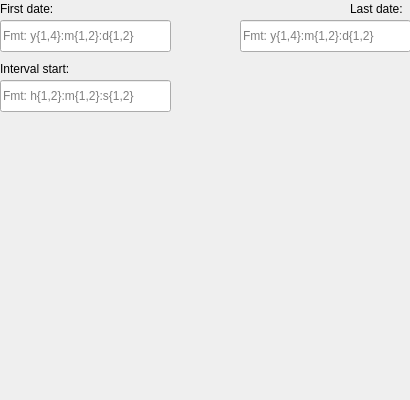
Above: appointment_request_widget.ui from YFL/appointy_appointment_and_request_creator before the change. Below: the same form after it.
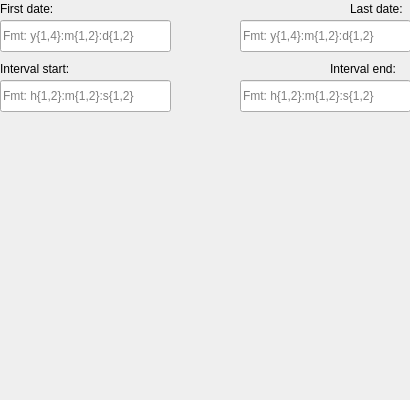
That is the form after the change.

Commit message:
... Interval end in AppointmentRequestWidget
 On branch master
 Changes to be committed:
	modified:   appointment_request_widget.ui

Patch:
```diff
--- a/appointment_request_widget.ui
+++ b/appointment_request_widget.ui
@@ -91,6 +91,32 @@
     <string>Fmt: h{1,2}:m{1,2}:s{1,2}</string>
    </property>
   </widget>
+  <widget class="QLabel" name="interval_end_label">
+   <property name="geometry">
+    <rect>
+     <x>330</x>
+     <y>60</y>
+     <width>81</width>
+     <height>18</height>
+    </rect>
+   </property>
+   <property name="text">
+    <string>Interval end:</string>
+   </property>
+  </widget>
+  <widget class="QLineEdit" name="interval_end">
+   <property name="geometry">
+    <rect>
+     <x>240</x>
+     <y>80</y>
+     <width>171</width>
+     <height>32</height>
+    </rect>
+   </property>
+   <property name="placeholderText">
+    <string>Fmt: h{1,2}:m{1,2}:s{1,2}</string>
+   </property>
+  </widget>
  </widget>
  <resources/>
  <connections/>
```
